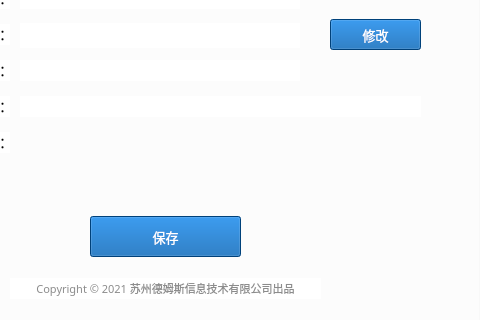
Old version of the form ui/transUnit_detail.ui in the repository Yugle/service_deploy_tool; both pictures show x 320 to 800 and y 340 to 660 of the 800 by 660 pixel window.
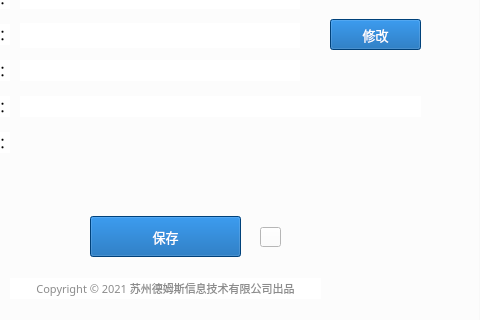
New version of the form. Icons and pictures are not drawn.

Commit message: add restarting service button

Patch:
```diff
--- a/ui/transUnit_detail.ui
+++ b/ui/transUnit_detail.ui
@@ -990,6 +990,22 @@
      <string>保存</string>
     </property>
    </widget>
+   <widget class="QPushButton" name="restart">
+    <property name="geometry">
+     <rect>
+      <x>400</x>
+      <y>567</y>
+      <width>21</width>
+      <height>20</height>
+     </rect>
+    </property>
+    <property name="styleSheet">
+     <string notr="true">border-image:url(&quot;../resource/img/restart.png&quot;)</string>
+    </property>
+    <property name="text">
+     <string/>
+    </property>
+   </widget>
   </widget>
  </widget>
  <resources/>
```
The commit also changes 4 other files.
